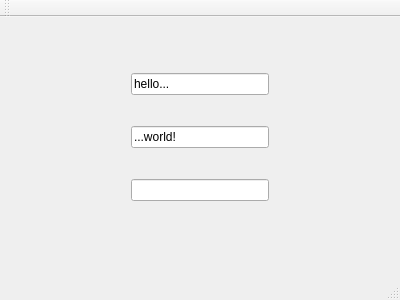
Before: the Qt Designer form mainwindow.ui in gizero/sip-qtserver-mockup, drawn with Qt 5.
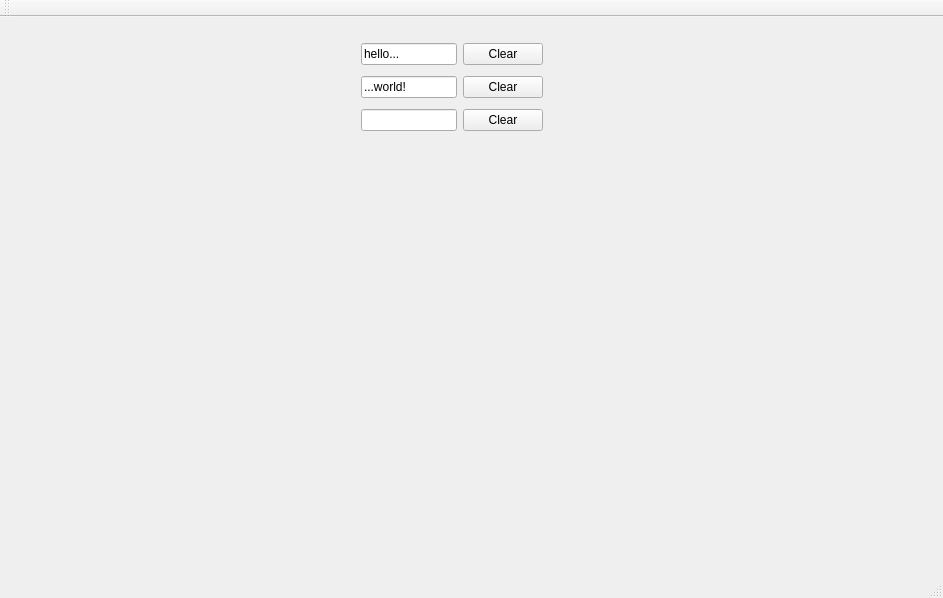
After: the same form once the commit is applied.

Commit message: add clear buttons for each lineEdit

The edit to the form file:
```diff
--- a/mainwindow.ui
+++ b/mainwindow.ui
@@ -6,8 +6,8 @@
    <rect>
     <x>0</x>
     <y>0</y>
-    <width>400</width>
-    <height>300</height>
+    <width>943</width>
+    <height>598</height>
    </rect>
   </property>
   <property name="windowTitle">
@@ -17,35 +17,68 @@
    <widget class="QWidget" name="verticalLayoutWidget">
     <property name="geometry">
      <rect>
-      <x>120</x>
-      <y>20</y>
-      <width>160</width>
-      <height>201</height>
+      <x>350</x>
+      <y>10</y>
+      <width>204</width>
+      <height>121</height>
      </rect>
     </property>
     <layout class="QVBoxLayout" name="verticalLayout">
      <item>
-      <widget class="QLineEdit" name="lineEdit_2">
+      <layout class="QHBoxLayout" name="horizontalLayout">
+       <item>
+        <widget class="QLineEdit" name="lineEdit">
        <property name="text">
         <string>hello...</string>
        </property>
       </widget>
      </item>
      <item>
-      <widget class="QLineEdit" name="lineEdit_3">
+        <widget class="QPushButton" name="clearButton">
+         <property name="text">
+          <string>Clear</string>
+         </property>
+        </widget>
+       </item>
+      </layout>
+     </item>
+     <item>
+      <layout class="QHBoxLayout" name="horizontalLayout_2">
+       <item>
+        <widget class="QLineEdit" name="lineEdit_2">
        <property name="text">
         <string>...world!</string>
        </property>
       </widget>
      </item>
      <item>
-      <widget class="QLineEdit" name="lineEdit">
+        <widget class="QPushButton" name="clearButton_2">
+         <property name="text">
+          <string>Clear</string>
+         </property>
+        </widget>
+       </item>
+      </layout>
+     </item>
+     <item>
+      <layout class="QHBoxLayout" name="horizontalLayout_3">
+       <item>
+        <widget class="QLineEdit" name="lineEdit_3">
        <property name="text">
         <string/>
        </property>
       </widget>
      </item>
-    </layout>
+       <item>
+        <widget class="QPushButton" name="clearButton_3">
+         <property name="text">
+          <string>Clear</string>
+         </property>
+        </widget>
+       </item>
+      </layout>
+     </item>
+    </layout>
    </widget>
   </widget>
   <widget class="QMenuBar" name="menuBar">
```
Left out of the diff: 4 changed lines with no effect on the pictures. Lines whose indentation alone changed are shown as unchanged. The commit also changes 2 other files.
